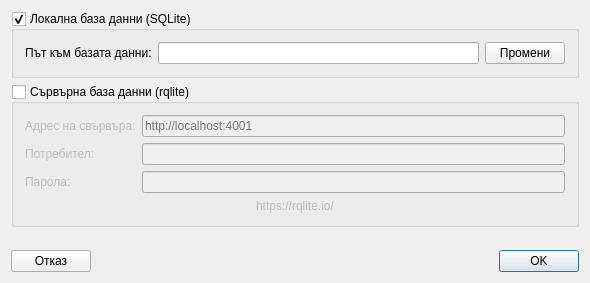
Qt form src/View/Widgets/DbSettingsDialog.ui (thefinalcutbg/DinoDent) before a commit.
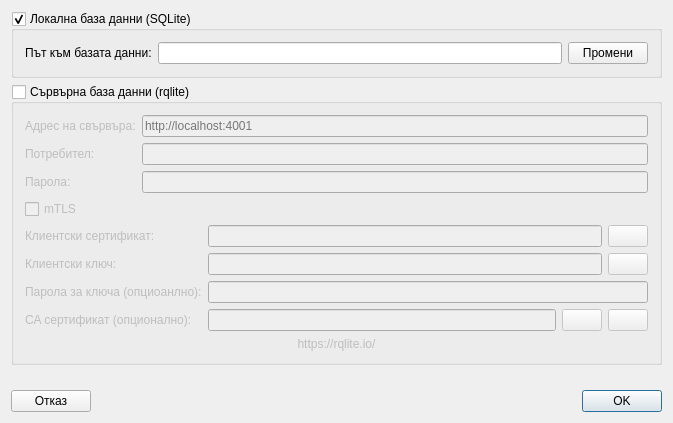
The same form after that commit. Custom widgets are drawn as their Qt base class.

```diff
--- a/src/View/Widgets/DbSettingsDialog.ui
+++ b/src/View/Widgets/DbSettingsDialog.ui
@@ -6,14 +6,14 @@
    <rect>
     <x>0</x>
     <y>0</y>
-    <width>590</width>
-    <height>283</height>
+    <width>673</width>
+    <height>423</height>
    </rect>
   </property>
   <property name="windowTitle">
    <string>DbSettingsDialog</string>
   </property>
-  <layout class="QVBoxLayout" name="verticalLayout_3">
+  <layout class="QVBoxLayout" name="verticalLayout_5">
    <item>
     <widget class="QGroupBox" name="localGroup">
      <property name="title">
@@ -62,7 +62,7 @@
      <property name="checked">
       <bool>false</bool>
      </property>
-     <layout class="QVBoxLayout" name="verticalLayout_2">
+     <layout class="QVBoxLayout" name="verticalLayout_4">
       <item>
        <layout class="QFormLayout" name="formLayout">
         <item row="0" column="0">
@@ -109,6 +109,141 @@
         </item>
        </layout>
       </item>
+      <item>
+       <widget class="QCheckBox" name="mTLScheck">
+        <property name="text">
+         <string>mTLS</string>
+        </property>
+       </widget>
+      </item>
+      <item>
+       <widget class="QFrame" name="mTLSFrame">
+        <property name="frameShape">
+         <enum>QFrame::Shape::NoFrame</enum>
+        </property>
+        <property name="frameShadow">
+         <enum>QFrame::Shadow::Plain</enum>
+        </property>
+        <layout class="QHBoxLayout" name="horizontalLayout_6">
+         <property name="leftMargin">
+          <number>0</number>
+         </property>
+         <property name="topMargin">
+          <number>0</number>
+         </property>
+         <property name="rightMargin">
+          <number>0</number>
+         </property>
+         <property name="bottomMargin">
+          <number>0</number>
+         </property>
+         <item>
+          <layout class="QVBoxLayout" name="verticalLayout_2">
+           <item>
+            <widget class="QLabel" name="label_6">
+             <property name="text">
+              <string>Клиентски сертификат:</string>
+             </property>
+            </widget>
+           </item>
+           <item>
+            <widget class="QLabel" name="label_7">
+             <property name="text">
+              <string>Клиентски ключ:</string>
+             </property>
+            </widget>
+           </item>
+           <item>
+            <widget class="QLabel" name="label_8">
+             <property name="text">
+              <string>Парола за ключа (опциоанлно):</string>
+             </property>
+            </widget>
+           </item>
+           <item>
+            <widget class="QLabel" name="label_5">
+             <property name="text">
+              <string>CA сертификат (опционално):</string>
+             </property>
+            </widget>
+           </item>
+          </layout>
+         </item>
+         <item>
+          <layout class="QVBoxLayout" name="verticalLayout_3">
+           <item>
+            <layout class="QHBoxLayout" name="horizontalLayout_4">
+             <item>
+              <widget class="LineEdit" name="certPathLine">
+               <property name="readOnly">
+                <bool>true</bool>
+               </property>
+              </widget>
+             </item>
+             <item>
+              <widget class="QPushButton" name="certPathButton">
+               <property name="text">
+                <string/>
+               </property>
+              </widget>
+             </item>
+            </layout>
+           </item>
+           <item>
+            <layout class="QHBoxLayout" name="horizontalLayout_2">
+             <item>
+              <widget class="LineEdit" name="prvKeyLineEdit">
+               <property name="readOnly">
+                <bool>true</bool>
+               </property>
+              </widget>
+             </item>
+             <item>
+              <widget class="QPushButton" name="prvKeyButton">
+               <property name="text">
+                <string/>
+               </property>
+              </widget>
+             </item>
+            </layout>
+           </item>
+           <item>
+            <widget class="QLineEdit" name="prvPassLineEdit">
+             <property name="echoMode">
+              <enum>QLineEdit::EchoMode::Password</enum>
+             </property>
+            </widget>
+           </item>
+           <item>
+            <layout class="QHBoxLayout" name="horizontalLayout_5">
+             <item>
+              <widget class="QLineEdit" name="caPathLine">
+               <property name="readOnly">
+                <bool>true</bool>
+               </property>
+              </widget>
+             </item>
+             <item>
+              <widget class="QPushButton" name="caPathButton">
+               <property name="text">
+                <string/>
+               </property>
+              </widget>
+             </item>
+             <item>
+              <widget class="QPushButton" name="removeCAButton">
+               <property name="text">
+                <string/>
+               </property>
+              </widget>
+             </item>
+            </layout>
+           </item>
+          </layout>
+         </item>
+        </layout>
+       </widget>
+      </item>
       <item>
        <widget class="QLabel" name="rqliteLabel">
         <property name="text">
@@ -175,6 +310,13 @@
   </layout>
  </widget>
  <layoutdefault spacing="6" margin="11"/>
+ <customwidgets>
+  <customwidget>
+   <class>LineEdit</class>
+   <extends>QLineEdit</extends>
+   <header>View/uiComponents/LineEdit.h</header>
+  </customwidget>
+ </customwidgets>
  <resources/>
  <connections/>
 </ui>
```
